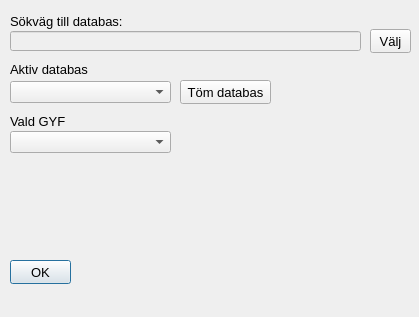
This is ui/settings.ui in co-city/QGYF as Qt 5 draws it before an edit. The edited form follows.
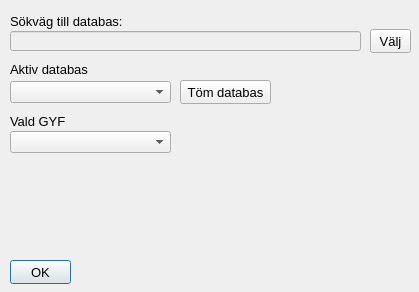
This is the edited form. Icons and pictures are not drawn.

Commit message: Resize settings window

The edit to the form file:
```diff
--- a/ui/settings.ui
+++ b/ui/settings.ui
@@ -7,7 +7,7 @@
     <x>0</x>
     <y>0</y>
     <width>419</width>
-    <height>317</height>
+    <height>292</height>
    </rect>
   </property>
   <property name="font">
```
